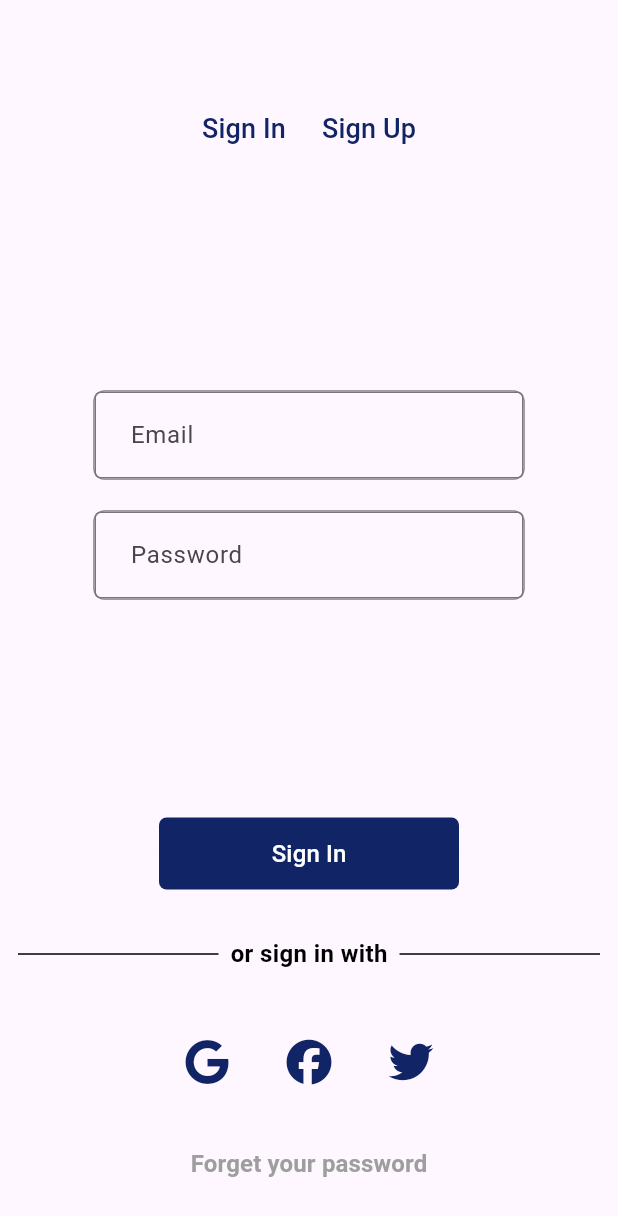
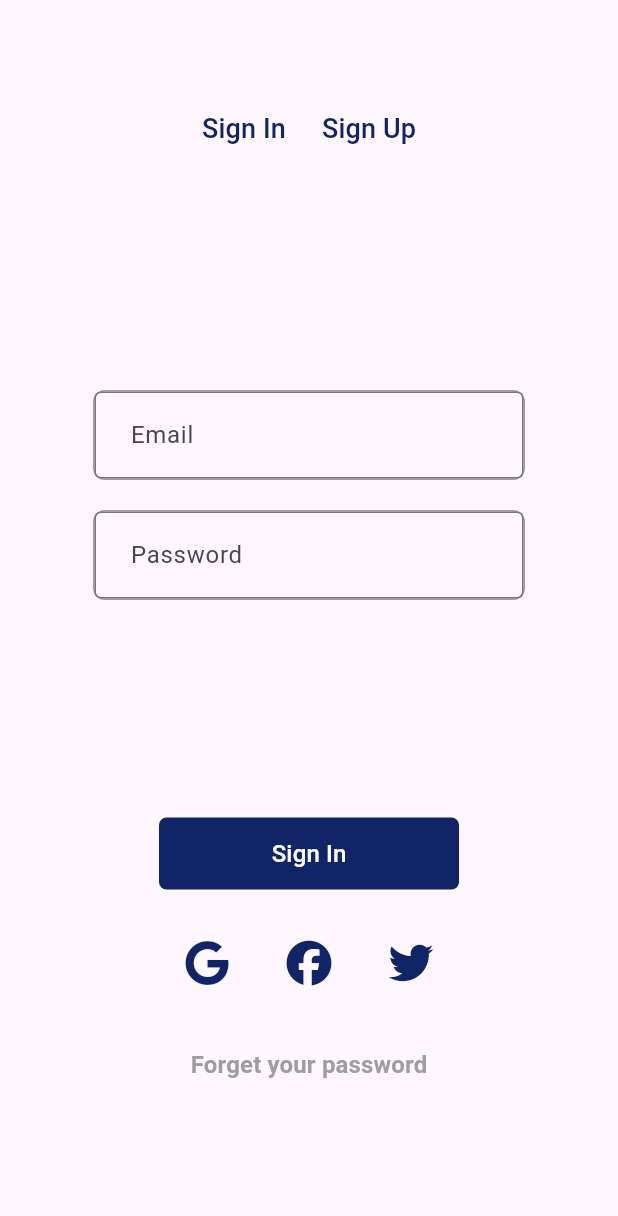
Before and after one commit to AlSindebad/Al_Sindebad, a Flutter app: the screen it shows after launch, on a phone screen of 412 x 824 dp. Shown: the top 1216 px of the screen. Run offline on Flutter 3.47's test engine with Material 3 defaults, Android fonts, the phone set to English and light mode, and no system bars; our stand-ins replace cloud_firestore, email_validator, firebase_auth, firebase_core, flutter_map, font_awesome_flutter and 3 more; missing offline and left inert: flutter_facebook_auth, qr_code_scanner; accounts and stored records are empty; generated files the repository leaves out were written again.

Commit message:
updates on signin with google and facebook

```diff
--- a/alsindebad/lib/viewmodel/sign_up_view_model.dart
+++ b/alsindebad/lib/viewmodel/sign_up_view_model.dart
@@ -35,6 +35,8 @@ class SignUpViewModel {
         confirmPassword: confirmPassword,
       );
       await users.doc(userCredential.user!.uid).set(user.toJSON());
+
+
       response = "Successful";
     } on FirebaseAuthException catch (e) {
       response = e.message ?? "An error occurred";
--- a/alsindebad/lib/views/screens/signin.dart
+++ b/alsindebad/lib/views/screens/signin.dart
@@ -5,18 +5,25 @@ import 'package:font_awesome_flutter/font_awesome_flutter.dart';
 import '../widgets/signin.dart';
 import '../../viewmodel/signin_viewmodel.dart';
 import 'signup.dart';
-import 'forget_password.dart'; // Import the ForgetPassword screen
+import 'forget_password.dart';
 
-class SignIn extends StatelessWidget {
+class SignIn extends StatefulWidget {
   final String title;
+
   const SignIn({Key? key, required this.title}) : super(key: key);
 
   @override
+  _SignInState createState() => _SignInState();
+}
+
+class _SignInState extends State<SignIn> {
+  final SignInViewModel _signInViewModel = SignInViewModel();
+  final SignInForm _signInForm = SignInForm();
+  bool _isLoading = false;
+  String? _errorMessage;
+
+  @override
   Widget build(BuildContext context) {
-    // Create an instance of SignInViewModel
-    final signInViewModel = SignInViewModel();
-    final signInForm = SignInForm(); // Create an instance of SignInForm
-
     return Scaffold(
       body: SingleChildScrollView(
         child: Padding(
@@ -53,27 +60,46 @@ class SignIn extends StatelessWidget {
                   ),
                 ],
               ),
-              SizedBox(height: 50.0), // Add some space after the buttons
-              signInForm, // Use the instance of SignInForm here
+              SizedBox(height: 50.0),
+              _signInForm,
               SizedBox(height: 25.0),
+              if (_isLoading) ...[
+                Center(child: CircularProgressIndicator()),
+                SizedBox(height: 25.0),
+              ],
+              if (_errorMessage != null) ...[
+                Center(
+                  child: Text(
+                    _errorMessage!,
+                    style: TextStyle(color: Colors.red),
+                    textAlign: TextAlign.center,
+                  ),
+                ),
+                SizedBox(height: 25.0),
+              ],
               // Sign In Button
               Center(
                 child: LargButton(
                   text: AppLocalizations.of(context)?.signIn ?? 'Sign in',
                   onPressed: () async {
-                    if (signInForm.formKey.currentState?.validate() ?? false) {
-                      // Handle sign in action using SignInViewModel
-                      final errorMessage = await signInViewModel.signIn(
-                        signInForm.emailController.text,
-                        signInForm.passwordController.text,
+                    if (_signInForm.formKey.currentState?.validate() ?? false) {
+                      setState(() {
+                        _isLoading = true;
+                        _errorMessage = null;
+                      });
+
+                      final errorMessage = await _signInViewModel.signIn(
+                        _signInForm.emailController.text,
+                        _signInForm.passwordController.text,
                       );
+
+                      setState(() {
+                        _isLoading = false;
+                        _errorMessage = errorMessage;
+                      });
+
                       if (errorMessage == null) {
                         Navigator.pushNamed(context, '/Home');
-                      } else {
-                        // Show an error message if sign in fails
-                        ScaffoldMessenger.of(context).showSnackBar(
-                          SnackBar(content: Text('Sign in failed! $errorMessage')),
-                        );
                       }
                     }
                   },
@@ -91,36 +117,6 @@ class SignIn extends StatelessWidget {
               Row(
                 mainAxisAlignment: MainAxisAlignment.center,
                 children: <Widget>[
-                  Expanded(
-                    child: Divider(
-                      color: Colors.black,
-                      height: 36,
-                    ),
-                  ),
-                  Padding(
-                    padding: const EdgeInsets.symmetric(horizontal: 8.0),
-                    child: Text(
-                      AppLocalizations.of(context)?.orSignInWith ?? 'or sign in with',
-                      textAlign: TextAlign.center,
-                      style: TextStyle(
-                        color: Colors.black,
-                        fontSize: 16,
-                        fontWeight: FontWeight.bold,
-                      ),
-                    ),
-                  ),
-                  Expanded(
-                    child: Divider(
-                      color: Colors.black,
-                      height: 36,
-                    ),
-                  ),
-                ],
-              ),
-              SizedBox(height: 30.0),
-              Row(
-                mainAxisAlignment: MainAxisAlignment.center,
-                children: <Widget>[
                   IconButton(
                     icon: FaIcon(
                       FontAwesomeIcons.google,
@@ -128,15 +124,20 @@ class SignIn extends StatelessWidget {
                     ),
                     color: Color(0xFF112466),
                     onPressed: () async {
-                      // Handle Google sign in
-                      final errorMessage = await signInViewModel.signInWithGoogle();
+                      setState(() {
+                        _isLoading = true;
+                        _errorMessage = null;
+                      });
+
+                      final errorMessage = await _signInViewModel.signInWithGoogle();
+
+                      setState(() {
+                        _isLoading = false;
+                        _errorMessage = errorMessage;
+                      });
+
                       if (errorMessage == null) {
                         Navigator.pushNamed(context, '/Home');
-                      } else {
-                        // Show an error message if sign in fails
-                        ScaffoldMessenger.of(context).showSnackBar(
-                          SnackBar(content: Text('Google sign in failed! $errorMessage')),
-                        );
                       }
                     },
                   ),
@@ -148,15 +149,20 @@ class SignIn extends StatelessWidget {
                     ),
                     color: Color(0xFF112466),
                     onPressed: () async {
-                      // Handle Facebook sign in
-                      final errorMessage = await signInViewModel.signInWithFacebook();
+                      setState(() {
+                        _isLoading = true;
+                        _errorMessage = null;
+                      });
+
+                      final errorMessage = await _signInViewModel.signInWithFacebook();
+
+                      setState(() {
+                        _isLoading = false;
+                        _errorMessage = errorMessage;
+                      });
+
                       if (errorMessage == null) {
                         Navigator.pushNamed(context, '/Home');
-                      } else {
-                        // Show an error message if sign in fails
-                        ScaffoldMessenger.of(context).showSnackBar(
-                          SnackBar(content: Text('Facebook sign in failed! $errorMessage')),
-                        );
                       }
                     },
                   ),
--- a/alsindebad/lib/views/widgets/signin.dart
+++ b/alsindebad/lib/views/widgets/signin.dart
@@ -1,6 +1,7 @@
 import 'package:flutter/material.dart';
 import 'package:alsindebad/utils/validators.dart';
 import 'package:flutter_gen/gen_l10n/app_localizations.dart';
+
 
 class SignInForm extends StatefulWidget {
   final TextEditingController emailController = TextEditingController();
```
Also changed, not shown: alsindebad/lib/viewmodel/signin_viewmodel.dart (+17 -9 lines). Lines whose indentation alone changed are shown as unchanged.
